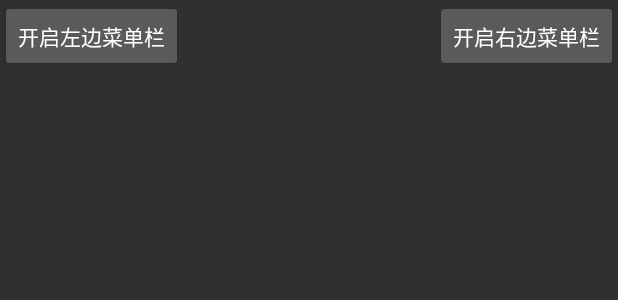
After one commit to ShirleyLuoppx/DailyStudy, an Android app: the layout activity_drawerlayout.xml on its own in the app's theme, with its tools: preview values and no code run, on a phone screen of 412 x 824 dp. The commit adds this screen. Shown: the top 300 px of the screen. Run offline under Robolectric (Android 15) with nearby library versions, the phone set to English and light mode, and no system bars.

Commit message:
提交 杂七杂八

```diff
--- /dev/null
+++ b/app/src/main/res/layout/activity_drawerlayout.xml
@@ -0,0 +1,53 @@
+<?xml version="1.0" encoding="utf-8"?>
+<androidx.drawerlayout.widget.DrawerLayout xmlns:android="http://schemas.android.com/apk/res/android"
+    android:id="@+id/drawerlayout"
+    android:layout_width="match_parent"
+    android:layout_height="match_parent">
+
+    <RelativeLayout
+        android:id="@+id/relativelayout"
+        android:layout_width="match_parent"
+        android:layout_height="match_parent">
+
+        <Button
+            android:id="@+id/left_btn"
+            android:layout_width="wrap_content"
+            android:layout_height="wrap_content"
+            android:text="开启左边菜单栏" />
+
+        <Button
+            android:id="@+id/right_btn"
+            android:layout_width="wrap_content"
+            android:layout_height="wrap_content"
+            android:layout_alignParentRight="true"
+            android:text="开启右边菜单栏" />
+    </RelativeLayout>
+
+    <RelativeLayout
+        android:id="@+id/left"
+        android:layout_width="200dp"
+        android:layout_height="match_parent"
+        android:layout_gravity="left"
+        android:background="#f00">
+
+        <TextView
+            android:layout_width="wrap_content"
+            android:layout_height="wrap_content"
+            android:text="左边布局" />
+
+    </RelativeLayout>
+
+    <RelativeLayout
+        android:id="@+id/right"
+        android:layout_width="200dp"
+        android:layout_height="match_parent"
+        android:layout_gravity="right"
+        android:background="#00f">
+
+        <TextView
+            android:layout_width="wrap_content"
+            android:layout_height="wrap_content"
+            android:text="右边布局" />
+    </RelativeLayout>
+
+</androidx.drawerlayout.widget.DrawerLayout>
```
Also changed, not shown: app/src/main/AndroidManifest.xml (+8 -1 lines), app/src/main/java/com/ppx/dailystudy/test/activity/DrawerLayoutActivity.java (added, +54 -0 lines), app/src/main/java/com/ppx/dailystudy/test/activity/TestMainActivity.java (+8 -0 lines), app/src/main/java/com/ppx/dailystudy/test/activity/TestPopWindowActivity.java (added, +49 -0 lines), app/src/main/java/com/ppx/dailystudy/test/service/TestService.java (added, +41 -0 lines), app/src/main/res/layout/activity_test_main.xml (+8 -0 lines), app/src/main/res/layout/activity_test_popwindow.xml (added, +20 -0 lines), app/src/main/res/layout/popwindow_view.xml (added, +76 -0 lines), app/src/main/aidl/com/ppx/dailystudy/androiddevelopartisticexplorations/chap02ipc/aidl/IBookManager.aidl.
